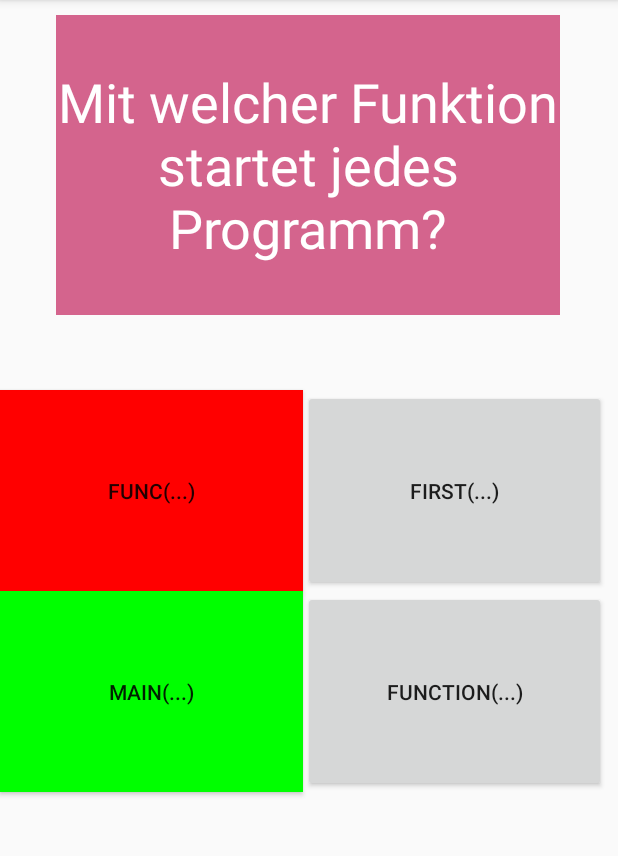
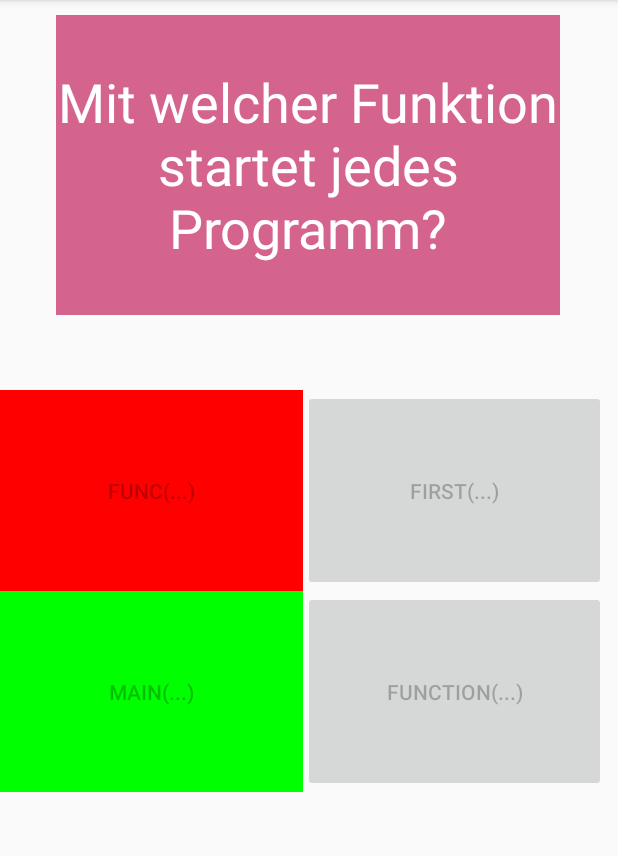
Before and after one commit to xVortal/QuizAppv2, an Android app: the MainActivity screen opened directly, with no data from a screen before it, after a tap on "FUNC(...)", on a phone screen of 412 x 824 dp, the part 84-940 px from its top. Run offline under Robolectric (Android 15) with nearby library versions, the phone set to English and light mode, and no system bars.

Commit message:
alle Buttons werden jetzt disabled

```diff
--- a/app/src/main/java/com/example/quizappv2/MainActivity.kt
+++ b/app/src/main/java/com/example/quizappv2/MainActivity.kt
@@ -75,38 +75,46 @@ class MainActivity : AppCompatActivity() {
         answerABtn.setOnClickListener{
             if(answerABtn.getText().equals(correct)){
                 answerABtn.setBackgroundColor(Color.GREEN)
+                answerABtn.isEnabled = false
             } else {
                 answerABtn.setBackgroundColor(Color.RED)
                 showRightAnswer();
             }
+           // answerABtn.isEnabled = false
         }
         val answerBBtn = findViewById<Button>(R.id.AnswerBBtn)
         answerBBtn.setOnClickListener{
             if(answerBBtn.getText().equals(correct)){
                 answerBBtn.setBackgroundColor(Color.GREEN)
+                answerBBtn.isEnabled = false
             } else {
                 answerBBtn.setBackgroundColor(Color.RED)
                 showRightAnswer();
             }
+          //  answerBBtn.isEnabled = false
         }
         val answerCBtn = findViewById<Button>(R.id.AnswerCBtn)
         answerCBtn.setOnClickListener{
             if(answerCBtn.getText().equals(correct)){
                 answerCBtn.setBackgroundColor(Color.GREEN)
+                answerCBtn.isEnabled = false
             } else {
                 answerCBtn.setBackgroundColor(Color.RED)
                 showRightAnswer();
             }
+         //   answerCBtn.isEnabled = false
         }
         val answerDBtn = findViewById<Button>(R.id.AnswerDBtn)
         answerDBtn.setOnClickListener{
             if(answerDBtn.getText().equals(correct)){
                 answerDBtn.setBackgroundColor(Color.GREEN)
+                answerDBtn.isEnabled = false
             }
             if(!answerDBtn.getText().equals(correct)){
                 answerDBtn.setBackgroundColor(Color.RED)
                 showRightAnswer();
             }
+        //    answerDBtn.isEnabled = false
         }
 
     }
@@ -124,6 +132,11 @@ class MainActivity : AppCompatActivity() {
         if(AnswerDBtn.getText().equals(correct)){
             findViewById<Button>(R.id.AnswerDBtn).setBackgroundColor(Color.GREEN)
         }
+        findViewById<Button>(R.id.AnswerABtn).isEnabled = false
+        findViewById<Button>(R.id.AnswerBBtn).isEnabled = false
+        findViewById<Button>(R.id.AnswerCBtn).isEnabled = false
+        findViewById<Button>(R.id.AnswerDBtn).isEnabled = false
+
     }
 
 
```
